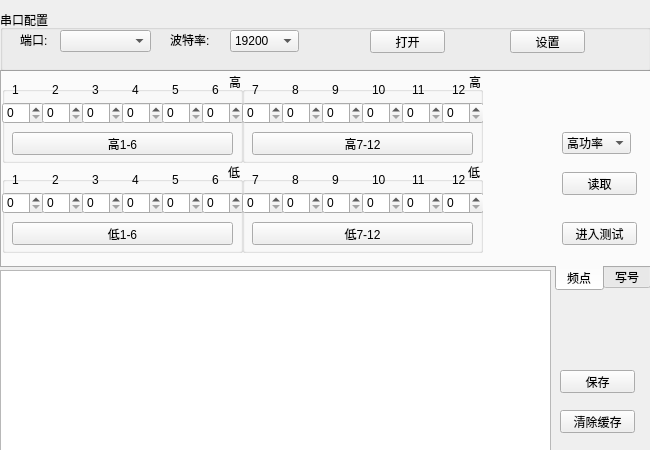
Qt form widget.ui (lemonvv/qtRadioSerial) before a commit.
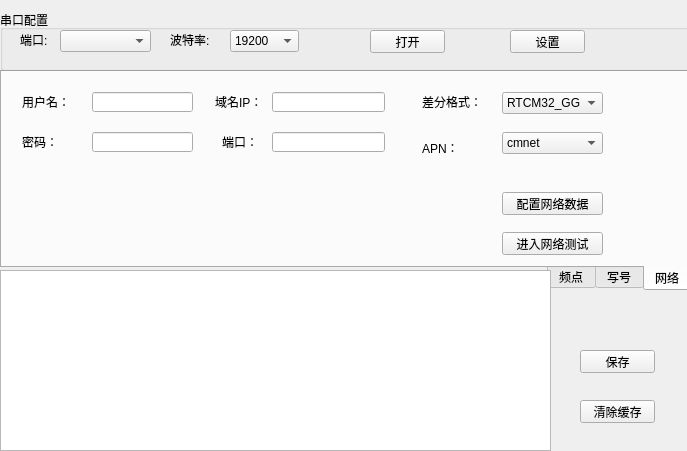
The same form after that commit.

Commit message: v1.0.4 2020-03-20 增加网络参数配置

What changed in the file:
```diff
--- a/widget.ui
+++ b/widget.ui
@@ -6,14 +6,14 @@
    <rect>
     <x>0</x>
     <y>0</y>
-    <width>650</width>
-    <height>450</height>
+    <width>687</width>
+    <height>451</height>
    </rect>
   </property>
   <property name="minimumSize">
    <size>
-    <width>611</width>
-    <height>450</height>
+    <width>687</width>
+    <height>451</height>
    </size>
   </property>
   <property name="windowTitle">
@@ -24,7 +24,7 @@
     <rect>
      <x>0</x>
      <y>70</y>
-     <width>651</width>
+     <width>691</width>
      <height>221</height>
     </rect>
    </property>
@@ -38,7 +38,7 @@
     <enum>QTabWidget::Rounded</enum>
    </property>
    <property name="currentIndex">
-    <number>1</number>
+    <number>0</number>
    </property>
    <property name="iconSize">
     <size>
@@ -49,6 +49,206 @@
    <property name="elideMode">
     <enum>Qt::ElideNone</enum>
    </property>
+   <widget class="QWidget" name="tab_2">
+    <attribute name="title">
+     <string>网络</string>
+    </attribute>
+    <widget class="QLineEdit" name="lineEdit_netUser">
+     <property name="geometry">
+      <rect>
+       <x>90</x>
+       <y>20</y>
+       <width>101</width>
+       <height>20</height>
+      </rect>
+     </property>
+    </widget>
+    <widget class="QLineEdit" name="lineEdit_netPwd">
+     <property name="geometry">
+      <rect>
+       <x>90</x>
+       <y>60</y>
+       <width>101</width>
+       <height>20</height>
+      </rect>
+     </property>
+    </widget>
+    <widget class="QLineEdit" name="lineEdit_netIP">
+     <property name="geometry">
+      <rect>
+       <x>270</x>
+       <y>20</y>
+       <width>113</width>
+       <height>20</height>
+      </rect>
+     </property>
+    </widget>
+    <widget class="QLineEdit" name="lineEdit_netPort">
+     <property name="geometry">
+      <rect>
+       <x>270</x>
+       <y>60</y>
+       <width>113</width>
+       <height>20</height>
+      </rect>
+     </property>
+    </widget>
+    <widget class="QLabel" name="label_32">
+     <property name="geometry">
+      <rect>
+       <x>20</x>
+       <y>20</y>
+       <width>54</width>
+       <height>20</height>
+      </rect>
+     </property>
+     <property name="text">
+      <string>用户名：</string>
+     </property>
+    </widget>
+    <widget class="QLabel" name="label_63">
+     <property name="geometry">
+      <rect>
+       <x>20</x>
+       <y>60</y>
+       <width>54</width>
+       <height>20</height>
+      </rect>
+     </property>
+     <property name="text">
+      <string>密码：</string>
+     </property>
+    </widget>
+    <widget class="QLabel" name="label_64">
+     <property name="geometry">
+      <rect>
+       <x>213</x>
+       <y>20</y>
+       <width>51</width>
+       <height>20</height>
+      </rect>
+     </property>
+     <property name="text">
+      <string>域名IP：</string>
+     </property>
+    </widget>
+    <widget class="QLabel" name="label_65">
+     <property name="geometry">
+      <rect>
+       <x>220</x>
+       <y>60</y>
+       <width>51</width>
+       <height>20</height>
+      </rect>
+     </property>
+     <property name="text">
+      <string>端口：</string>
+     </property>
+    </widget>
+    <widget class="QLabel" name="label_66">
+     <property name="geometry">
+      <rect>
+       <x>420</x>
+       <y>20</y>
+       <width>61</width>
+       <height>20</height>
+      </rect>
+     </property>
+     <property name="text">
+      <string>差分格式：</string>
+     </property>
+    </widget>
+    <widget class="QLabel" name="label_67">
+     <property name="geometry">
+      <rect>
+       <x>420</x>
+       <y>70</y>
+       <width>54</width>
+       <height>12</height>
+      </rect>
+     </property>
+     <property name="text">
+      <string>APN：</string>
+     </property>
+    </widget>
+    <widget class="QComboBox" name="comboBox_netMount">
+     <property name="geometry">
+      <rect>
+       <x>500</x>
+       <y>20</y>
+       <width>101</width>
+       <height>22</height>
+      </rect>
+     </property>
+     <property name="layoutDirection">
+      <enum>Qt::LeftToRight</enum>
+     </property>
+     <item>
+      <property name="text">
+       <string>RTCM32_GGB</string>
+      </property>
+     </item>
+     <item>
+      <property name="text">
+       <string>RTCM30_GG</string>
+      </property>
+     </item>
+    </widget>
+    <widget class="QComboBox" name="comboBox_netAPN">
+     <property name="geometry">
+      <rect>
+       <x>500</x>
+       <y>60</y>
+       <width>101</width>
+       <height>22</height>
+      </rect>
+     </property>
+     <property name="layoutDirection">
+      <enum>Qt::LeftToRight</enum>
+     </property>
+     <item>
+      <property name="text">
+       <string>cmnet</string>
+      </property>
+     </item>
+     <item>
+      <property name="text">
+       <string>ctnet</string>
+      </property>
+     </item>
+     <item>
+      <property name="text">
+       <string>3gnet</string>
+      </property>
+     </item>
+    </widget>
+    <widget class="QPushButton" name="pushButton_netConfig">
+     <property name="geometry">
+      <rect>
+       <x>500</x>
+       <y>120</y>
+       <width>101</width>
+       <height>23</height>
+      </rect>
+     </property>
+     <property name="text">
+      <string>配置网络数据</string>
+     </property>
+    </widget>
+    <widget class="QPushButton" name="pushButton_netTest">
+     <property name="geometry">
+      <rect>
+       <x>500</x>
+       <y>160</y>
+       <width>101</width>
+       <height>23</height>
+      </rect>
+     </property>
+     <property name="text">
+      <string>进入网络测试</string>
+     </property>
+    </widget>
+   </widget>
    <widget class="QWidget" name="tab">
     <attribute name="title">
      <string>写号</string>
@@ -1115,7 +1315,7 @@
     <rect>
      <x>0</x>
      <y>10</y>
-     <width>651</width>
+     <width>691</width>
      <height>61</height>
     </rect>
    </property>
@@ -1224,8 +1424,8 @@
   <widget class="QPushButton" name="pushButton_cleanRecv">
    <property name="geometry">
     <rect>
-     <x>560</x>
-     <y>410</y>
+     <x>580</x>
+     <y>400</y>
      <width>75</width>
      <height>23</height>
     </rect>
@@ -1237,8 +1437,8 @@
   <widget class="QPushButton" name="pushButton_radioSave">
    <property name="geometry">
     <rect>
-     <x>560</x>
-     <y>370</y>
+     <x>580</x>
+     <y>350</y>
      <width>75</width>
      <height>23</height>
     </rect>
```
The commit also changes 6 other files.
